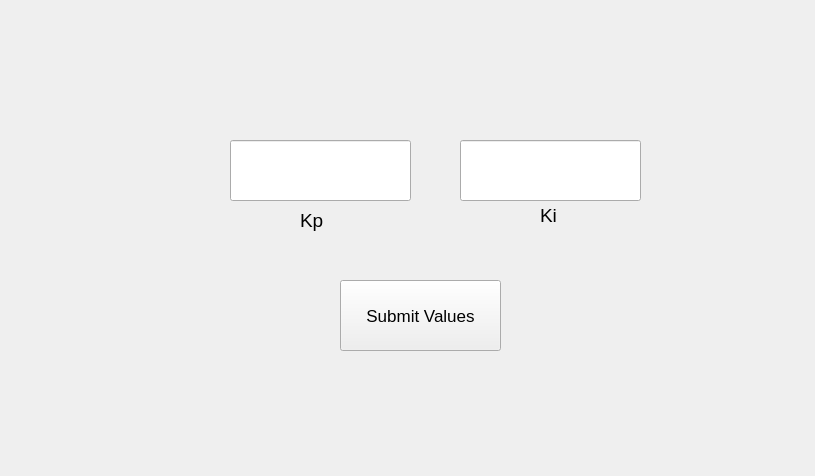
Qt form SWTrainController/engineer.ui (joeschurer/ECE1140) before a commit.
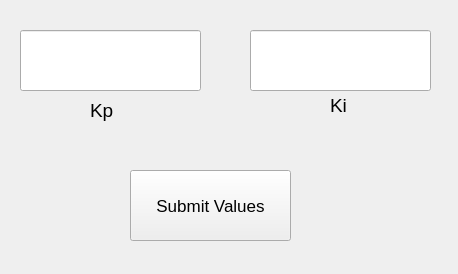
The same form after that commit.

```diff
--- a/SWTrainController/engineer.ui
+++ b/SWTrainController/engineer.ui
@@ -6,36 +6,18 @@
    <rect>
     <x>0</x>
     <y>0</y>
-    <width>815</width>
-    <height>476</height>
+    <width>458</width>
+    <height>274</height>
    </rect>
   </property>
   <property name="windowTitle">
    <string>Form</string>
   </property>
-  <widget class="QLabel" name="label">
-   <property name="geometry">
-    <rect>
-     <x>300</x>
-     <y>200</y>
-     <width>91</width>
-     <height>41</height>
-    </rect>
-   </property>
-   <property name="font">
-    <font>
-     <pointsize>14</pointsize>
-    </font>
-   </property>
-   <property name="text">
-    <string>Kp</string>
-   </property>
-  </widget>
   <widget class="QLabel" name="label_2">
    <property name="geometry">
     <rect>
-     <x>540</x>
-     <y>200</y>
+     <x>330</x>
+     <y>90</y>
      <width>71</width>
      <height>31</height>
     </rect>
@@ -49,11 +31,47 @@
     <string>Ki</string>
    </property>
   </widget>
+  <widget class="QLabel" name="label">
+   <property name="geometry">
+    <rect>
+     <x>90</x>
+     <y>90</y>
+     <width>91</width>
+     <height>41</height>
+    </rect>
+   </property>
+   <property name="font">
+    <font>
+     <pointsize>14</pointsize>
+    </font>
+   </property>
+   <property name="text">
+    <string>Kp</string>
+   </property>
+  </widget>
+  <widget class="QLineEdit" name="KpBox">
+   <property name="geometry">
+    <rect>
+     <x>20</x>
+     <y>30</y>
+     <width>181</width>
+     <height>61</height>
+    </rect>
+   </property>
+   <property name="font">
+    <font>
+     <pointsize>14</pointsize>
+    </font>
+   </property>
+   <property name="text">
+    <string/>
+   </property>
+  </widget>
   <widget class="QLineEdit" name="KiBox">
    <property name="geometry">
     <rect>
-     <x>460</x>
-     <y>140</y>
+     <x>250</x>
+     <y>30</y>
      <width>181</width>
      <height>61</height>
     </rect>
@@ -67,8 +85,8 @@
   <widget class="QPushButton" name="SubmitButton">
    <property name="geometry">
     <rect>
-     <x>340</x>
-     <y>280</y>
+     <x>130</x>
+     <y>170</y>
      <width>161</width>
      <height>71</height>
     </rect>
@@ -82,24 +100,6 @@
     <string>Submit Values</string>
    </property>
   </widget>
-  <widget class="QLineEdit" name="KpBox">
-   <property name="geometry">
-    <rect>
-     <x>230</x>
-     <y>140</y>
-     <width>181</width>
-     <height>61</height>
-    </rect>
-   </property>
-   <property name="font">
-    <font>
-     <pointsize>14</pointsize>
-    </font>
-   </property>
-   <property name="text">
-    <string/>
-   </property>
-  </widget>
  </widget>
  <resources/>
  <connections/>
```
